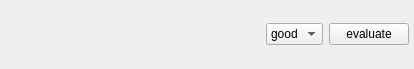
Old version of the form gui/mozregui/ui/ask_verdict.ui in the repository mozilla/mozregression.
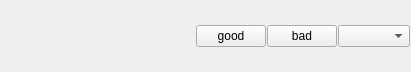
New version of the form.

Commit message: Bug 1235003 - allow good and bad to be selected easily

```diff
--- a/gui/mozregui/ui/ask_verdict.ui
+++ b/gui/mozregui/ui/ask_verdict.ui
@@ -6,22 +6,25 @@
    <rect>
     <x>0</x>
     <y>0</y>
-    <width>414</width>
-    <height>69</height>
+    <width>411</width>
+    <height>72</height>
    </rect>
   </property>
   <property name="windowTitle">
    <string>Form</string>
   </property>
   <layout class="QHBoxLayout" name="horizontalLayout">
+   <property name="spacing">
+    <number>1</number>
+   </property>
    <property name="leftMargin">
-    <number>5</number>
+    <number>1</number>
    </property>
    <property name="topMargin">
     <number>0</number>
    </property>
    <property name="rightMargin">
-    <number>5</number>
+    <number>1</number>
    </property>
    <property name="bottomMargin">
     <number>0</number>
@@ -39,6 +42,32 @@
      </property>
     </spacer>
    </item>
+   <item>
+    <widget class="QPushButton" name="goodVerdict">
+     <property name="maximumSize">
+      <size>
+       <width>70</width>
+       <height>16777215</height>
+      </size>
+     </property>
+     <property name="text">
+      <string>good</string>
+     </property>
+    </widget>
+   </item>
+   <item>
+    <widget class="QPushButton" name="badVerdict">
+     <property name="maximumSize">
+      <size>
+       <width>70</width>
+       <height>16777215</height>
+      </size>
+     </property>
+     <property name="text">
+      <string>bad</string>
+     </property>
+    </widget>
+   </item>
    <item>
     <widget class="QComboBox" name="comboVerdict">
      <property name="sizePolicy">
@@ -49,45 +78,6 @@
      </property>
      <property name="frame">
       <bool>true</bool>
-     </property>
-     <item>
-      <property name="text">
-       <string>good</string>
-      </property>
-     </item>
-     <item>
-      <property name="text">
-       <string>bad</string>
-      </property>
-     </item>
-     <item>
-      <property name="text">
-       <string>skip</string>
-      </property>
-     </item>
-     <item>
-      <property name="text">
-       <string>retry</string>
-      </property>
-     </item>
-    </widget>
-   </item>
-   <item>
-    <widget class="QPushButton" name="evaluate">
-     <property name="sizePolicy">
-      <sizepolicy hsizetype="Fixed" vsizetype="Fixed">
-       <horstretch>0</horstretch>
-       <verstretch>0</verstretch>
-      </sizepolicy>
-     </property>
-     <property name="text">
-      <string>evaluate</string>
-     </property>
-     <property name="default">
-      <bool>false</bool>
-     </property>
-     <property name="flat">
-      <bool>false</bool>
      </property>
     </widget>
    </item>
```
The commit also changes 1 other file.
